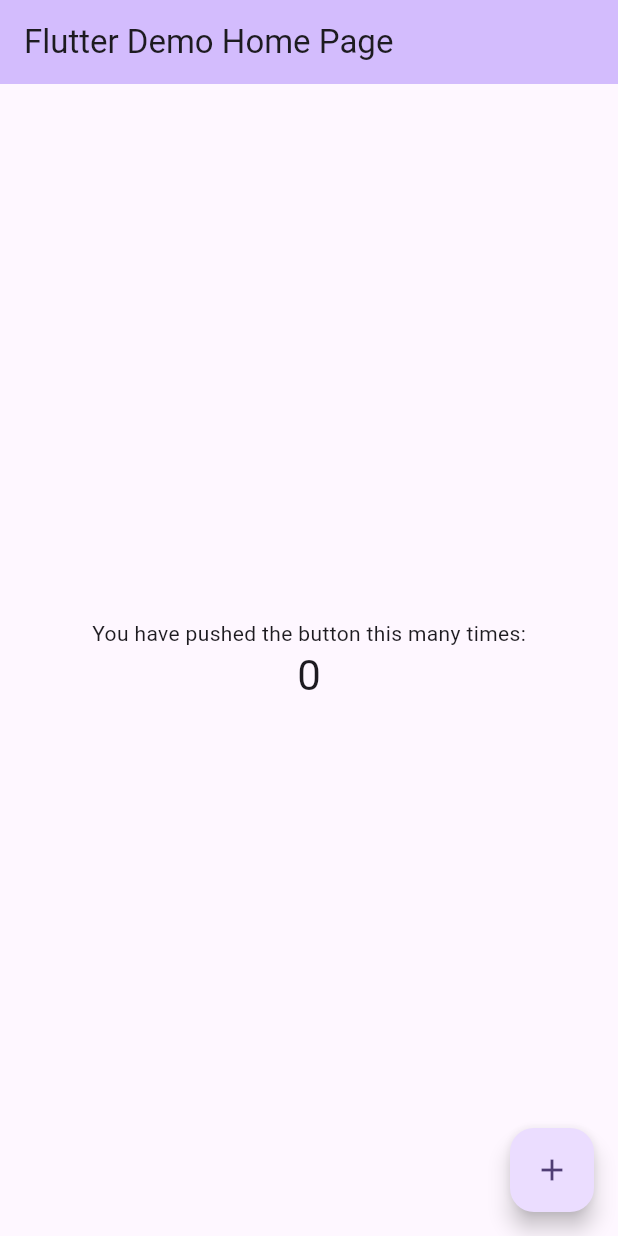
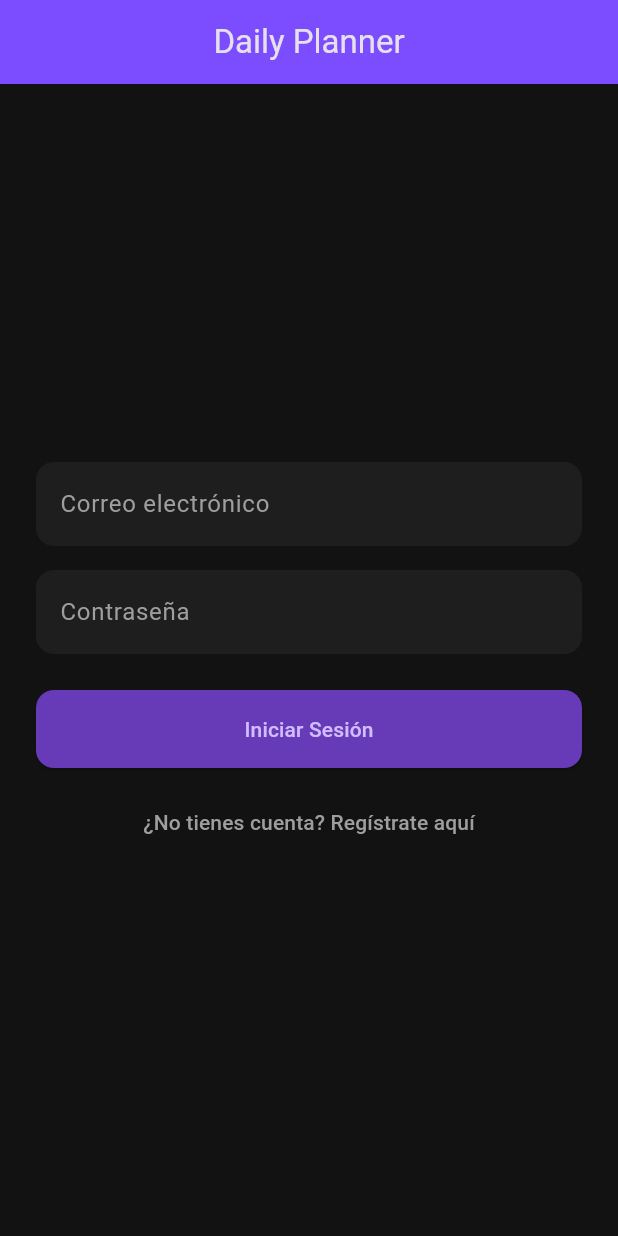
Before and after one commit to antonelli-dev/daily-planner, a Flutter app: the screen it shows after launch, on a phone screen of 412 x 824 dp. Run offline on Flutter 3.47's test engine with Material 3 defaults, Android fonts, the phone set to English and light mode, and no system bars; our stand-ins replace supabase_flutter; accounts and stored records are empty.

```diff
--- a/lib/main.dart
+++ b/lib/main.dart
@@ -1,6 +1,15 @@
 import 'package:flutter/material.dart';
+import 'package:supabase_flutter/supabase_flutter.dart';
 
-void main() {
+void main() async {
+  WidgetsFlutterBinding.ensureInitialized();
+
+  await Supabase.initialize(
+    url: 'https://bvsunayzlwndtdgecmxs.supabase.co',
+    anonKey: 'eyJhbGciOiJIUzI1NiIsInR5cCI6IkpXVCJ9.eyJpc3MiOiJzdXBhYmFzZSIsInJlZiI6ImJ2c3VuYXl6bHduZHRkZ2VjbXhzIiwicm9sZSI6ImFub24iLCJpYXQiOjE3NDE0NTc2MjQsImV4cCI6MjA1NzAzMzYyNH0.hyWVM1b1SV0zJqdfgl6caQMksQW2xlT-To7zp8gonpI',
+  );
+
+
   runApp(const MyApp());
 }
 
@@ -10,67 +19,169 @@ class MyApp extends StatelessWidget {
   @override
   Widget build(BuildContext context) {
     return MaterialApp(
-      title: 'Flutter Demo',
+      title: 'Daily Planner',
       theme: ThemeData(
-
-        colorScheme: ColorScheme.fromSeed(seedColor: Colors.deepPurple),
-        useMaterial3: true,
+        brightness: Brightness.dark,
+        primarySwatch: Colors.deepPurple,
+        scaffoldBackgroundColor: const Color(0xFF121212),
+        inputDecorationTheme: InputDecorationTheme(
+          filled: true,
+          fillColor: const Color(0xFF1E1E1E),
+          border: OutlineInputBorder(
+            borderRadius: BorderRadius.circular(12),
+            borderSide: BorderSide.none,
+          ),
+          hintStyle: const TextStyle(color: Colors.grey),
+        ),
       ),
-      home: const MyHomePage(title: 'Flutter Demo Home Page'),
+      home: const AuthPage(),
+      debugShowCheckedModeBanner: false,
     );
   }
 }
 
-class MyHomePage extends StatefulWidget {
-  const MyHomePage({super.key, required this.title});
-
-
-
-  final String title;
+class AuthPage extends StatefulWidget {
+  const AuthPage({super.key});
 
   @override
-  State<MyHomePage> createState() => _MyHomePageState();
+  State<AuthPage> createState() => _AuthPageState();
 }
 
-class _MyHomePageState extends State<MyHomePage> {
-  int _counter = 0;
+class _AuthPageState extends State<AuthPage> {
+  final _emailController = TextEditingController();
+  final _passwordController = TextEditingController();
+  bool _isLogin = true;
+  bool _loading = false;
+  bool _loggedIn = Supabase.instance.client.auth.currentSession != null;
 
-  void _incrementCounter() {
-    setState(() {
-      _counter++;
-    });
+  void _toggleForm() => setState(() => _isLogin = !_isLogin);
+
+  Future<void> _handleAuth() async {
+    setState(() => _loading = true);
+    final supabase = Supabase.instance.client;
+
+    try {
+      if (_isLogin) {
+        await supabase.auth.signInWithPassword(
+          email: _emailController.text.trim(),
+          password: _passwordController.text.trim(),
+        );
+        _showSnackBar('Inicio de sesión exitoso');
+      } else {
+        await supabase.auth.signUp(
+          email: _emailController.text.trim(),
+          password: _passwordController.text.trim(),
+        );
+        _showSnackBar('Registro exitoso. Revisa tu correo.');
+      }
+
+      setState(() => _loggedIn = true);
+    } catch (e) {
+      _showSnackBar('Error: ${e.toString()}');
+    } finally {
+      setState(() => _loading = false);
+    }
+  }
+
+  Future<void> _logout() async {
+    await Supabase.instance.client.auth.signOut();
+    _showSnackBar('Sesión cerrada');
+    setState(() => _loggedIn = false);
+  }
+
+  void _showSnackBar(String message) {
+    ScaffoldMessenger.of(context).showSnackBar(
+      SnackBar(content: Text(message)),
+    );
   }
 
   @override
   Widget build(BuildContext context) {
+    final user = Supabase.instance.client.auth.currentUser;
 
     return Scaffold(
       appBar: AppBar(
-
-        backgroundColor: Theme.of(context).colorScheme.inversePrimary,
-
-        title: Text(widget.title),
+        title: const Text('Daily Planner'),
+        centerTitle: true,
+        backgroundColor: Colors.deepPurpleAccent,
+        elevation: 0,
       ),
       body: Center(
-
-        child: Column(
-          mainAxisAlignment: MainAxisAlignment.center,
-          children: <Widget>[
-            const Text(
-              'You have pushed the button this many times:',
-            ),
-            Text(
-              '$_counter',
-              style: Theme.of(context).textTheme.headlineMedium,
-            ),
-          ],
+        child: SingleChildScrollView(
+          padding: const EdgeInsets.all(24),
+          child: Column(
+            mainAxisSize: MainAxisSize.min,
+            children: [
+              if (!_loggedIn) ...[
+                TextField(
+                  controller: _emailController,
+                  keyboardType: TextInputType.emailAddress,
+                  decoration: const InputDecoration(
+                    hintText: 'Correo electrónico',
+                  ),
+                ),
+                const SizedBox(height: 16),
+                TextField(
+                  controller: _passwordController,
+                  obscureText: true,
+                  decoration: const InputDecoration(
+                    hintText: 'Contraseña',
+                  ),
+                ),
+                const SizedBox(height: 24),
+                SizedBox(
+                  width: double.infinity,
+                  child: ElevatedButton(
+                    onPressed: _loading ? null : _handleAuth,
+                    style: ElevatedButton.styleFrom(
+                      backgroundColor: Colors.deepPurple,
+                      padding: const EdgeInsets.symmetric(vertical: 16),
+                      shape: RoundedRectangleBorder(
+                        borderRadius: BorderRadius.circular(12),
+                      ),
+                    ),
+                    child: Text(_loading
+                        ? 'Cargando...'
+                        : _isLogin
+                        ? 'Iniciar Sesión'
+                        : 'Registrarse'),
+                  ),
+                ),
+                const SizedBox(height: 12),
+                TextButton(
+                  onPressed: _toggleForm,
+                  child: Text(
+                    _isLogin
+                        ? '¿No tienes cuenta? Regístrate aquí'
+                        : '¿Ya tienes cuenta? Inicia sesión',
+                    style: const TextStyle(color: Colors.grey),
+                  ),
+                ),
+              ] else ...[
+                Text(
+                  '¡Hola, ${user?.email ?? 'Usuario'}!',
+                  style: const TextStyle(fontSize: 22),
+                ),
+                const SizedBox(height: 24),
+                ElevatedButton.icon(
+                  onPressed: _logout,
+                  icon: const Icon(Icons.logout),
+                  label: const Text('Cerrar sesión'),
+                  style: ElevatedButton.styleFrom(
+                    backgroundColor: Colors.redAccent,
+                    padding: const EdgeInsets.symmetric(
+                        horizontal: 24, vertical: 16),
+                    textStyle: const TextStyle(fontSize: 18),
+                    shape: RoundedRectangleBorder(
+                      borderRadius: BorderRadius.circular(12),
+                    ),
+                  ),
+                ),
+              ],
+            ],
+          ),
         ),
       ),
-      floatingActionButton: FloatingActionButton(
-        onPressed: _incrementCounter,
-        tooltip: 'Increment',
-        child: const Icon(Icons.add),
-      ), // This trailing comma makes auto-formatting nicer for build methods.
     );
   }
 }
--- a/pubspec.yaml
+++ b/pubspec.yaml
@@ -35,6 +35,7 @@ dependencies:
   # The following adds the Cupertino Icons font to your application.
   # Use with the CupertinoIcons class for iOS style icons.
   cupertino_icons: ^1.0.6
+  supabase_flutter: ^2.9.0
 
 dev_dependencies:
   flutter_test:
```
Also changed, not shown: pubspec.lock, 5 other files.
